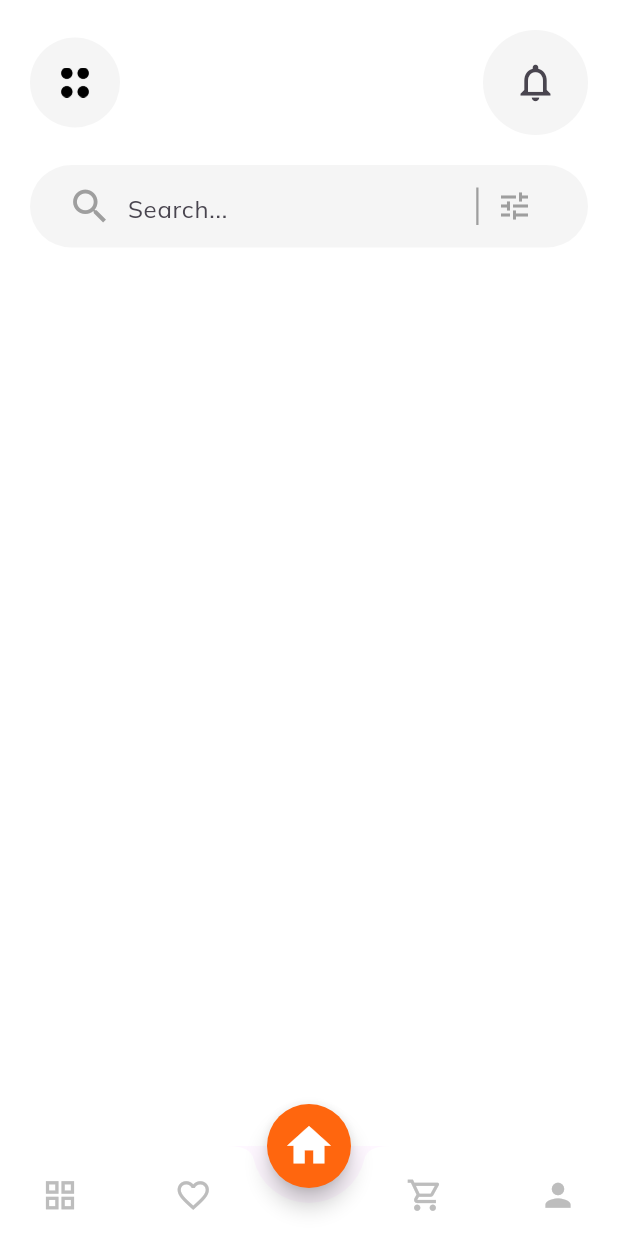
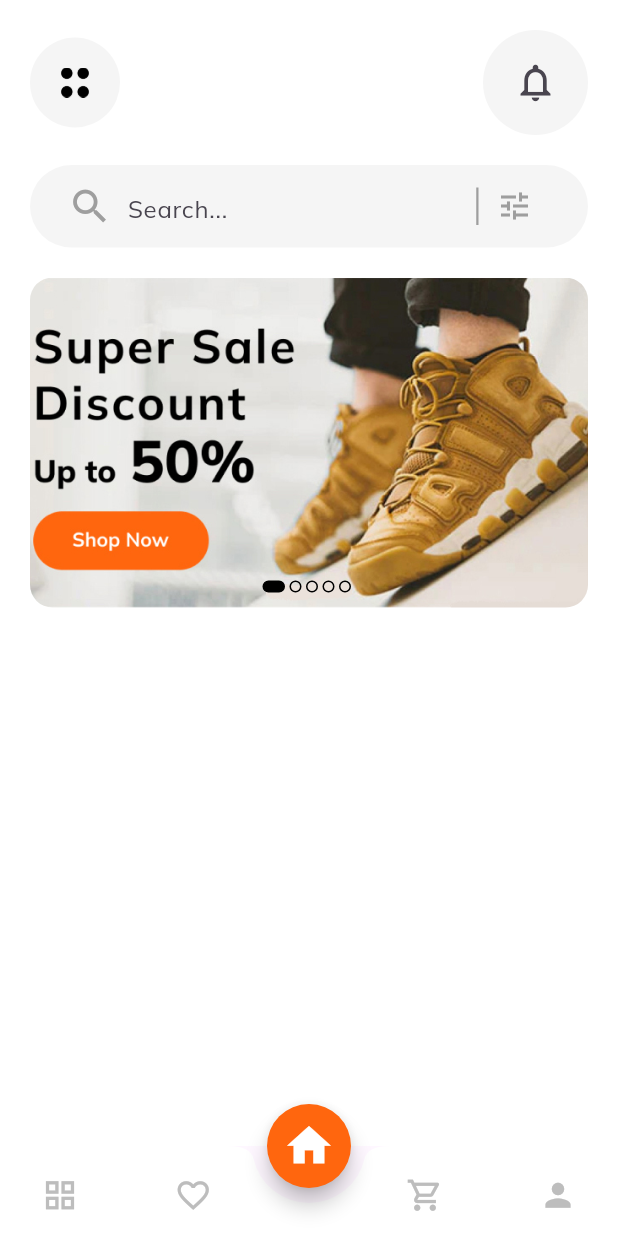
Before and after one commit to kakamrulhasan/ADD-TO-CART, a Flutter app: the screen it shows after launch, on a phone screen of 412 x 824 dp. Run offline on Flutter 3.47's test engine with Material 3 defaults, Android fonts, the phone set to English and light mode, and no system bars; our stand-ins replace google_fonts.

Commit message:
implement_image_slider

```diff
--- a/lib/screens/Home/home_screen.dart
+++ b/lib/screens/Home/home_screen.dart
@@ -1,5 +1,6 @@
 import 'package:flutter/material.dart';
 import 'package:flutter_application_8/screens/Home/widget/home_app_bar.dart';
+import 'package:flutter_application_8/screens/Home/widget/image_slide.dart';
 import 'package:flutter_application_8/screens/Home/widget/search_bar.dart';
 
 class HomeScreen extends StatefulWidget {
@@ -10,6 +11,7 @@ class HomeScreen extends StatefulWidget {
 }
 
 class _HomeScreenState extends State<HomeScreen> {
+  int currentSlider = 0;
   @override
   Widget build(BuildContext context) {
     return Scaffold(
@@ -21,8 +23,17 @@ class _HomeScreenState extends State<HomeScreen> {
             crossAxisAlignment: CrossAxisAlignment.start,
             children: [
               CustomAppBar(),
-              SizedBox(height: 20,),
+              SizedBox(height: 20),
               MySearchBar(),
+              SizedBox(height: 20),
+              ImageSlide(
+                currentSlide: currentSlider,
+                onChange: (value) {
+                  setState(() {
+                    currentSlider = value;
+                  });
+                },
+              ),
             ],
           ),
         ),
--- /dev/null
+++ b/lib/screens/Home/widget/image_slide.dart
@@ -0,0 +1,62 @@
+import 'package:flutter/material.dart';
+
+class ImageSlide extends StatelessWidget {
+  final Function(int) onChange;
+  final int currentSlide;
+  const ImageSlide({
+    super.key,
+    required this.currentSlide,
+    required this.onChange,
+  });
+
+  @override
+  Widget build(BuildContext context) {
+    return Stack(
+      children: [
+        SizedBox(
+          height: 220,
+          width: double.infinity,
+          child: ClipRRect(
+            borderRadius: BorderRadius.circular(15),
+            child: PageView(
+              scrollDirection: Axis.horizontal,
+              allowImplicitScrolling: true,
+              onPageChanged: onChange,
+              physics: ClampingScrollPhysics(),
+              children: [
+                Image.asset('assets/images/slider.jpg', fit: BoxFit.cover),
+                Image.asset('assets/images/slider3.png', fit: BoxFit.cover),
+                Image.asset('assets/images/image1.png', fit: BoxFit.cover),
+              ],
+            ),
+          ),
+        ),
+        Positioned.fill(
+          bottom:  10,
+          child: Align(
+            alignment: Alignment.bottomCenter,
+            child: Row(
+              mainAxisAlignment: MainAxisAlignment.center,
+              children: List.generate(
+                5,
+                (index) => AnimatedContainer(
+                  duration: Duration(microseconds: 300),
+                  width: currentSlide == index ? 15 : 8,
+                  height: 8,
+                  margin: EdgeInsets.only(right: 3),
+                  decoration: BoxDecoration(
+                    borderRadius: BorderRadius.circular(10),
+                    color: currentSlide == index
+                        ? Colors.black
+                        : Colors.transparent,
+                        border:  Border.all(color: Colors.black),
+                  ),
+                ),
+              ),
+            ),
+          ),
+        ),
+      ],
+    );
+  }
+}
--- a/lib/screens/Home/widget/search_bar.dart
+++ b/lib/screens/Home/widget/search_bar.dart
@@ -29,6 +29,7 @@ class _MySearchBarState extends State<MySearchBar> {
               ),
             ),
           ),
+
           Container(height: 25, width: 1.5, color: Colors.grey),
           IconButton(
             onPressed: () {},
```
